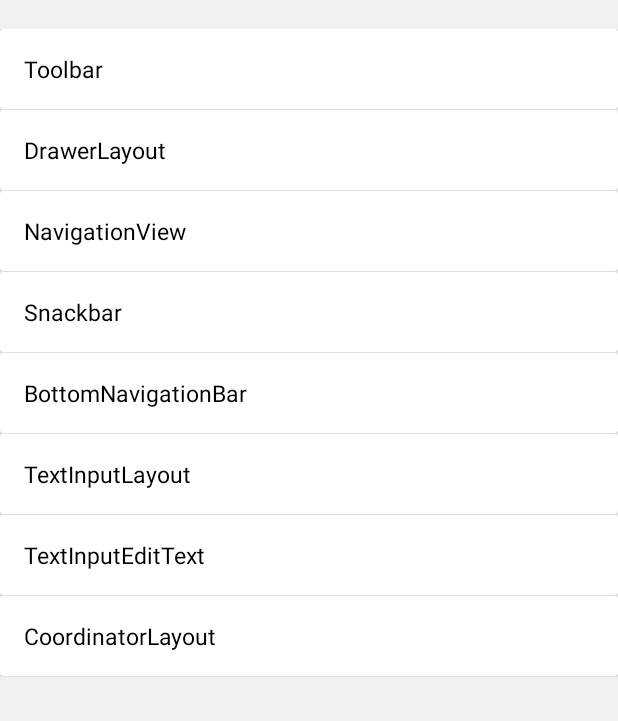
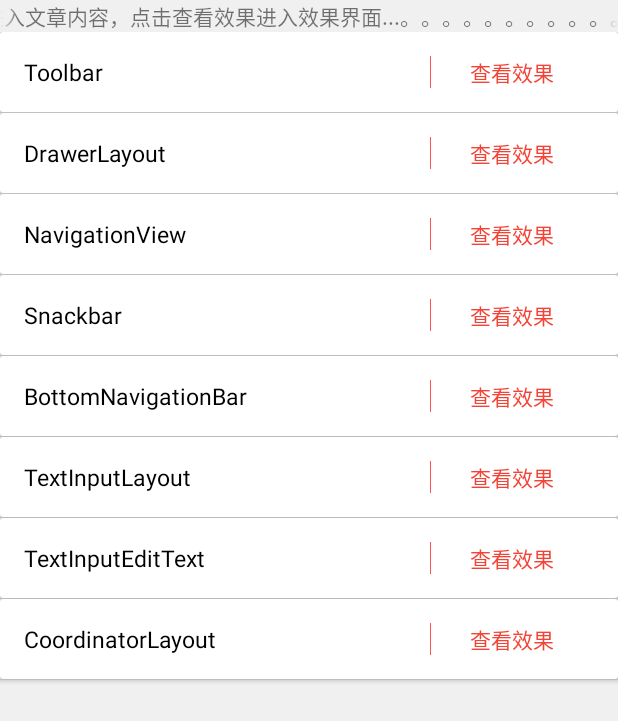
Before and after one commit to student9128/KevinSummary, an Android app: the fragment MaterialFragment shown on its own in the app's theme, on a phone screen of 412 x 824 dp. Shown: the top 721 px of the screen. Run offline under Robolectric (Android 15) with nearby library versions, the phone set to English and light mode, and no system bars; our stand-ins replace ButterKnife; pictures from the network do not load; 1 statement that could not run was skipped.

Commit message:
WebView添加在浏览器打开和复制链接功能，MD添加查看效果按钮。

```diff
--- a/app/src/main/AndroidManifest.xml
+++ b/app/src/main/AndroidManifest.xml
@@ -19,6 +19,7 @@
     <application
         android:name=".base.BaseApplication"
         android:allowBackup="true"
+        android:configChanges="orientation|keyboardHidden|screenSize"
         android:icon="@mipmap/ic_launcher"
         android:label="@string/app_name"
         android:roundIcon="@mipmap/ic_launcher_round"
--- a/app/src/main/java/com/kevin/tech/kevinsummary/activity/AboutActivity.java
+++ b/app/src/main/java/com/kevin/tech/kevinsummary/activity/AboutActivity.java
@@ -9,6 +9,7 @@ import android.widget.ImageView;
 import com.kevin.tech.kevinsummary.R;
 import com.kevin.tech.kevinsummary.adapter.AboutAdapter;
 import com.kevin.tech.kevinsummary.base.BaseActivity;
+import com.kevin.tech.kevinsummary.listener.OnItemClickListener;
 import com.kevin.tech.kevinsummary.view.widget.DividerItemDecoration;
 
 import butterknife.BindView;
@@ -77,4 +78,5 @@ public class AboutActivity extends BaseActivity implements OnItemClickListener {
         intent.putExtra("url", stringText[position]);
         startActivity(intent);
     }
+
 }
--- a/app/src/main/java/com/kevin/tech/kevinsummary/adapter/AboutAdapter.java
+++ b/app/src/main/java/com/kevin/tech/kevinsummary/adapter/AboutAdapter.java
@@ -12,7 +12,7 @@ import android.view.ViewGroup;
 import android.widget.TextView;
 
 import com.kevin.tech.kevinsummary.R;
-import com.kevin.tech.kevinsummary.activity.OnItemClickListener;
+import com.kevin.tech.kevinsummary.listener.OnItemClickListener;
 
 import butterknife.BindView;
 import butterknife.ButterKnife;
--- a/app/src/main/java/com/kevin/tech/kevinsummary/adapter/RecyclerViewAdapter.java
+++ b/app/src/main/java/com/kevin/tech/kevinsummary/adapter/RecyclerViewAdapter.java
@@ -9,7 +9,8 @@ import android.view.ViewGroup;
 import android.widget.TextView;
 
 import com.kevin.tech.kevinsummary.R;
-import com.kevin.tech.kevinsummary.activity.OnItemClickListener;
+import com.kevin.tech.kevinsummary.listener.OnItemClickListener;
+import com.kevin.tech.kevinsummary.listener.OnShowEffectListener;
 
 import butterknife.BindView;
 import butterknife.ButterKnife;
@@ -26,10 +27,12 @@ public class RecyclerViewAdapter extends RecyclerView.Adapter<RecyclerViewAdapte
 
     private Context context;
     private String[] strings;
+    private boolean showAction;
 
-    public RecyclerViewAdapter(Context context, String[] strings) {
+    public RecyclerViewAdapter(Context context, String[] strings, boolean showAction) {
         this.context = context;
         this.strings = strings;
+        this.showAction = showAction;
     }
 
     @Override
@@ -50,6 +53,22 @@ public class RecyclerViewAdapter extends RecyclerView.Adapter<RecyclerViewAdapte
                 }
             }
         });
+        holder.textAction.setText("查看效果");
+        holder.textAction.setOnClickListener(new View.OnClickListener() {
+            @Override
+            public void onClick(View v) {
+                if (showEffectListener != null) {
+                    showEffectListener.showEffectActivity(position);
+                }
+            }
+        });
+        if (showAction) {
+            holder.viewLine.setVisibility(View.VISIBLE);
+            holder.textAction.setVisibility(View.VISIBLE);
+        } else {
+            holder.viewLine.setVisibility(View.GONE);
+            holder.textAction.setVisibility(View.GONE);
+        }
     }
 
     @Override
@@ -63,6 +82,11 @@ public class RecyclerViewAdapter extends RecyclerView.Adapter<RecyclerViewAdapte
 
         @BindView(R.id.item_text)
         TextView textView;
+        @BindView(R.id.item_action)
+        TextView textAction;
+
+        @BindView(R.id.view_line)
+        View viewLine;
 
         public MyViewHolder(View itemView) {
             super(itemView);
@@ -70,9 +94,17 @@ public class RecyclerViewAdapter extends RecyclerView.Adapter<RecyclerViewAdapte
         }
     }
 
+    private OnItemClickListener listener;
+
     public void setOnItemClickListener(OnItemClickListener listener) {
         this.listener = listener;
     }
 
-    private OnItemClickListener listener;
+    private OnShowEffectListener showEffectListener;
+
+    public void setOnShowEffectListener(OnShowEffectListener l) {
+        this.showEffectListener = l;
+    }
+
+
 }
--- a/app/src/main/java/com/kevin/tech/kevinsummary/fragment/AndroidFragment.java
+++ b/app/src/main/java/com/kevin/tech/kevinsummary/fragment/AndroidFragment.java
@@ -7,7 +7,7 @@ import android.support.v7.widget.RecyclerView;
 import android.widget.TextView;
 
 import com.kevin.tech.kevinsummary.R;
-import com.kevin.tech.kevinsummary.activity.OnItemClickListener;
+import com.kevin.tech.kevinsummary.listener.OnItemClickListener;
 import com.kevin.tech.kevinsummary.activity.widget.ListViewActivity;
 import com.kevin.tech.kevinsummary.activity.widget.TextViewActivity;
 import com.kevin.tech.kevinsummary.adapter.RecyclerViewAdapter;
@@ -63,7 +63,7 @@ public class AndroidFragment extends BaseFragment implements OnItemClickListener
         DividerItemDecoration dividerItemDecoration = new DividerItemDecoration(mActivity, DividerItemDecoration.VERTICAL_LIST);
         dividerItemDecoration.setDivider(R.drawable.bg_divider_recycler);
         rvRecyclerView.addItemDecoration(dividerItemDecoration);
-        mAdapter = new RecyclerViewAdapter(mActivity, stringArray);
+        mAdapter = new RecyclerViewAdapter(mActivity, stringArray, false);
         rvRecyclerView.setAdapter(mAdapter);
         mAdapter.setOnItemClickListener(this);
     }
@@ -91,4 +91,5 @@ public class AndroidFragment extends BaseFragment implements OnItemClickListener
                 break;
         }
     }
+
 }
--- a/app/src/main/java/com/kevin/tech/kevinsummary/fragment/ComponentFragment.java
+++ b/app/src/main/java/com/kevin/tech/kevinsummary/fragment/ComponentFragment.java
@@ -61,7 +61,7 @@ public class ComponentFragment extends BaseFragment {
         DividerItemDecoration dividerItemDecoration = new DividerItemDecoration(mActivity, DividerItemDecoration.VERTICAL_LIST);
         dividerItemDecoration.setDivider(R.drawable.bg_divider_recycler);
         rvRecyclerView.addItemDecoration(dividerItemDecoration);
-        mAdapter = new RecyclerViewAdapter(mActivity, stringArray);
+        mAdapter = new RecyclerViewAdapter(mActivity, stringArray,false);
         rvRecyclerView.setAdapter(mAdapter);
     }
 
--- a/app/src/main/java/com/kevin/tech/kevinsummary/fragment/MaterialFragment.java
+++ b/app/src/main/java/com/kevin/tech/kevinsummary/fragment/MaterialFragment.java
@@ -4,17 +4,15 @@ import android.content.Intent;
 import android.os.Bundle;
 import android.support.v7.widget.LinearLayoutManager;
 import android.support.v7.widget.RecyclerView;
-import android.view.animation.AccelerateDecelerateInterpolator;
-import android.view.animation.Animation;
-import android.view.animation.RotateAnimation;
 import android.widget.TextView;
 
 import com.kevin.tech.kevinsummary.R;
-import com.kevin.tech.kevinsummary.activity.OnItemClickListener;
 import com.kevin.tech.kevinsummary.activity.WebViewActivity;
 import com.kevin.tech.kevinsummary.adapter.RecyclerViewAdapter;
 import com.kevin.tech.kevinsummary.base.BaseFragment;
 import com.kevin.tech.kevinsummary.constants.Constants;
+import com.kevin.tech.kevinsummary.listener.OnItemClickListener;
+import com.kevin.tech.kevinsummary.listener.OnShowEffectListener;
 import com.kevin.tech.kevinsummary.view.widget.DividerItemDecoration;
 
 import butterknife.BindView;
@@ -27,7 +25,7 @@ import butterknife.BindView;
  */
 
 
-public class MaterialFragment extends BaseFragment implements OnItemClickListener {
+public class MaterialFragment extends BaseFragment implements OnItemClickListener, OnShowEffectListener {
     @BindView(R.id.text)
     TextView text;
     @BindView(R.id.rv_recycler_view)
@@ -51,20 +49,20 @@ public class MaterialFragment extends BaseFragment implements OnItemClickListene
     public void initView() {
         Bundle bundle = getArguments();
         String string = bundle.getString(Constants.ARGS);
-        text.setText(string);
+        text.setText("点击左侧进入文章内容，点击查看效果进入效果界面...。。。。。。。。。。。。。。。");
 
-        RotateAnimation rotateAnimation = new RotateAnimation(0f, 360f, Animation.RELATIVE_TO_SELF, Animation.RELATIVE_TO_SELF);
-        rotateAnimation.setDuration(1000);
-        rotateAnimation.setRepeatCount(100);
-        rotateAnimation.setInterpolator(new AccelerateDecelerateInterpolator());
-        text.setAnimation(rotateAnimation);
-        rotateAnimation.startNow();
+//        RotateAnimation rotateAnimation = new RotateAnimation(0f, 360f, Animation.RELATIVE_TO_SELF, Animation.RELATIVE_TO_SELF);
+//        rotateAnimation.setDuration(1000);
+//        rotateAnimation.setRepeatCount(100);
+//        rotateAnimation.setInterpolator(new AccelerateDecelerateInterpolator());
+//        text.setAnimation(rotateAnimation);
+//        rotateAnimation.startNow();
         String[] stringArray = getResources().getStringArray(R.array.material_item);
         rvRecyclerView.setLayoutManager(new LinearLayoutManager(mActivity));
         DividerItemDecoration dividerItemDecoration = new DividerItemDecoration(mActivity, DividerItemDecoration.VERTICAL_LIST);
         dividerItemDecoration.setDivider(R.drawable.bg_divider_recycler);
         rvRecyclerView.addItemDecoration(dividerItemDecoration);
-        mAdapter = new RecyclerViewAdapter(mActivity, stringArray);
+        mAdapter = new RecyclerViewAdapter(mActivity, stringArray, true);
         rvRecyclerView.setAdapter(mAdapter);
     }
 
@@ -76,6 +74,7 @@ public class MaterialFragment extends BaseFragment implements OnItemClickListene
     @Override
     public void initListener() {
         mAdapter.setOnItemClickListener(this);
+        mAdapter.setOnShowEffectListener(this);
     }
 
     @Override
@@ -86,4 +85,9 @@ public class MaterialFragment extends BaseFragment implements OnItemClickListene
         startActivity(intent);
 
     }
+
+    @Override
+    public void showEffectActivity(int position) {
+        showToast("展示效果" + position);
+    }
 }
--- a/app/src/main/java/com/kevin/tech/kevinsummary/fragment/ThirdFragment.java
+++ b/app/src/main/java/com/kevin/tech/kevinsummary/fragment/ThirdFragment.java
@@ -7,7 +7,7 @@ import android.support.v7.widget.RecyclerView;
 import android.widget.TextView;
 
 import com.kevin.tech.kevinsummary.R;
-import com.kevin.tech.kevinsummary.activity.OnItemClickListener;
+import com.kevin.tech.kevinsummary.listener.OnItemClickListener;
 import com.kevin.tech.kevinsummary.activity.WebViewActivity;
 import com.kevin.tech.kevinsummary.adapter.RecyclerViewAdapter;
 import com.kevin.tech.kevinsummary.base.BaseFragment;
@@ -57,7 +57,7 @@ public class ThirdFragment extends BaseFragment implements OnItemClickListener {
         DividerItemDecoration dividerItemDecoration = new DividerItemDecoration(mActivity, DividerItemDecoration.VERTICAL_LIST);
         dividerItemDecoration.setDivider(R.drawable.bg_divider_recycler);
         rvRecyclerView.addItemDecoration(dividerItemDecoration);
-        mAdapter = new RecyclerViewAdapter(mActivity, stringArray);
+        mAdapter = new RecyclerViewAdapter(mActivity, stringArray,false);
         rvRecyclerView.setAdapter(mAdapter);
     }
 
--- a/app/src/main/java/com/kevin/tech/kevinsummary/fragment/ToolFragment.java
+++ b/app/src/main/java/com/kevin/tech/kevinsummary/fragment/ToolFragment.java
@@ -61,7 +61,7 @@ public class ToolFragment extends BaseFragment {
         DividerItemDecoration dividerItemDecoration = new DividerItemDecoration(mActivity, DividerItemDecoration.VERTICAL_LIST);
         dividerItemDecoration.setDivider(R.drawable.bg_divider_recycler);
         rvRecyclerView.addItemDecoration(dividerItemDecoration);
-        mAdapter = new RecyclerViewAdapter(mActivity, stringArray);
+        mAdapter = new RecyclerViewAdapter(mActivity, stringArray,false);
         rvRecyclerView.setAdapter(mAdapter);
     }
 
--- /dev/null
+++ b/app/src/main/java/com/kevin/tech/kevinsummary/listener/OnShowEffectListener.java
@@ -0,0 +1,18 @@
+package com.kevin.tech.kevinsummary.listener;
+
+/**
+ * Created by <a href="http://blog.csdn.net/student9128">Kevin</a> for Project KevinSummary on 2017/9/23.
+ * <h3>Description:</h3>
+ * <div>
+ * <div/>
+ */
+
+
+public interface OnShowEffectListener {
+    /**
+     * 展示相应的效果界面
+     *
+     * @param position
+     */
+    void showEffectActivity(int position);
+}
--- a/app/src/main/res/layout/adapter_item_recycler_view.xml
+++ b/app/src/main/res/layout/adapter_item_recycler_view.xml
@@ -1,20 +1,37 @@
 <?xml version="1.0" encoding="utf-8"?>
-<LinearLayout xmlns:android="http://schemas.android.com/apk/res/android"
+<android.support.v7.widget.CardView xmlns:android="http://schemas.android.com/apk/res/android"
+    xmlns:tools="http://schemas.android.com/tools"
+    android:id="@+id/cv_card_view"
     android:layout_width="match_parent"
-    android:layout_height="wrap_content"
-    android:orientation="vertical">
+    android:layout_height="wrap_content">
 
-    <android.support.v7.widget.CardView
-        android:id="@+id/cv_card_view"
+    <LinearLayout
         android:layout_width="match_parent"
-        android:layout_height="wrap_content">
+        android:layout_height="wrap_content"
+        android:orientation="horizontal"
+        android:padding="@dimen/uniform_padding">
 
         <TextView
             android:id="@+id/item_text"
-            android:layout_width="match_parent"
+            android:layout_width="0dp"
             android:layout_height="wrap_content"
-            android:padding="@dimen/uniform_padding"
+            android:layout_weight="2.5"
             android:textColor="@color/black"
             android:textSize="@dimen/textSize15" />
-    </android.support.v7.widget.CardView>
-</LinearLayout>
+
+        <View
+            android:id="@+id/view_line"
+            android:layout_width="1px"
+            android:layout_height="match_parent"
+            android:background="@color/colorAccent" />
+
+        <TextView
+            android:id="@+id/item_action"
+            android:layout_width="0dp"
+            android:gravity="center_horizontal"
+            tools:text="查看效果"
+            android:layout_height="wrap_content"
+            android:layout_weight="1"
+            android:textColor="@color/colorPrimary" />
+    </LinearLayout>
+</android.support.v7.widget.CardView>
--- a/app/src/main/res/values/strings.xml
+++ b/app/src/main/res/values/strings.xml
@@ -12,10 +12,13 @@
     <string name="action_settings">设置</string>
     <string name="action_about">关于</string>
     <string name="action_share">分享</string>
+    <string name="action_open_in_browser">在浏览器中打开</string>
+    <string name="action_copy_url">复制链接</string>
     <string name="github">https://github.com/student9128</string>
     <string name="csdn">http://blog.csdn.net/student9128</string>
     <string name="jianshu">http://www.jianshu.com/u/904da1b86270</string>
     <string name="segment_fault">https://segmentfault.com/u/student9128/articles</string>
+    <string name="icon_url">https://github.com/student9128/KevinSummary/raw/0deb24b7368876f6dcb1f1eb00d4692024db9c94/app/src/main/res/mipmap-xxhdpi/ic_launcher.png</string>
     <!--第三方SDK的集成-->
     <string-array name="site_3rd_party">
         <item name="site_xgpush">http://blog.csdn.net/student9128/article/details/52264367</item>
```
Also changed, not shown: app/src/main/java/com/kevin/tech/kevinsummary/activity/WebViewActivity.java (+60 -2 lines), app/src/main/java/com/kevin/tech/kevinsummary/listener/OnItemClickListener.java (renamed from app/src/main/java/com/kevin/tech/kevinsummary/activity/OnItemClickListener.java, +7 -1 lines), app/src/main/res/menu/menu_web_view.xml (+8 -0 lines).
